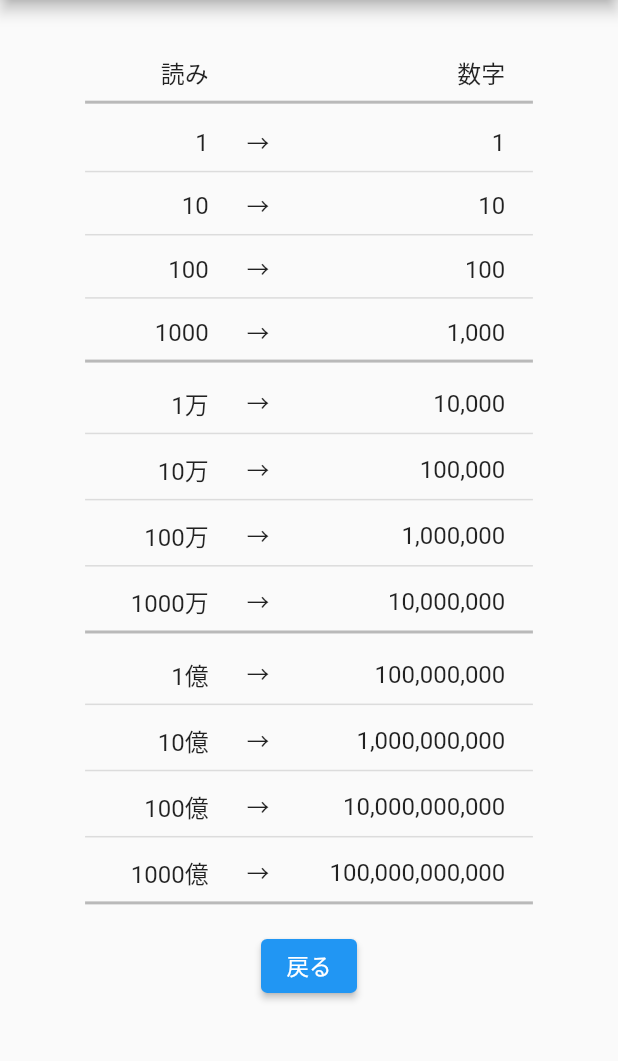
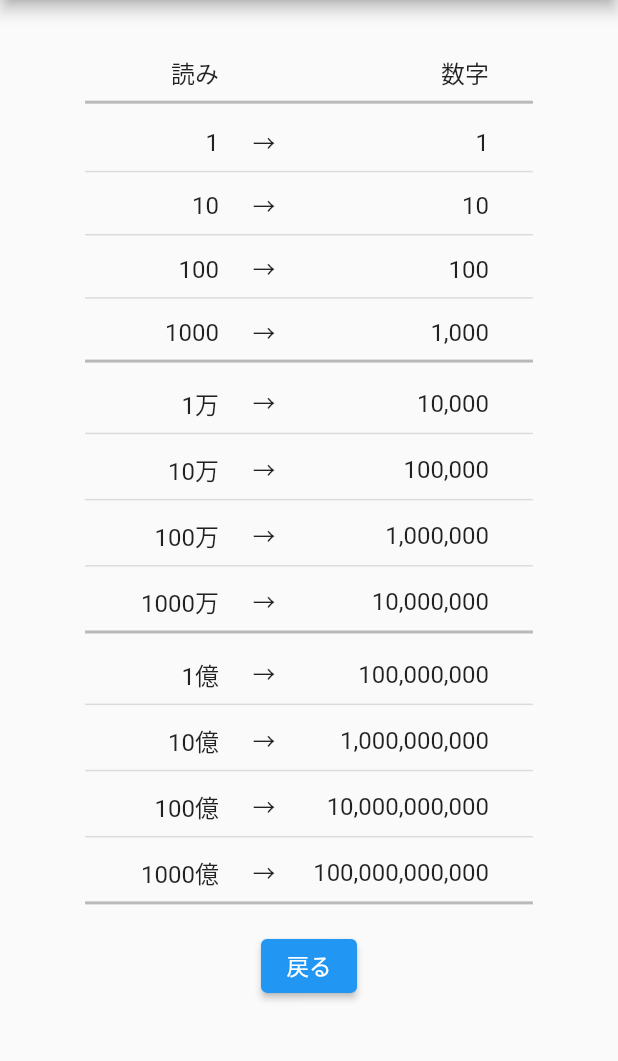
Before and after one commit to miyashiiii/number_read, a Flutter app: the HintPage screen opened by its route, on a phone screen of 412 x 824 dp, the part 84-1145 px from its top. Run offline on Flutter 3.47's test engine with Material 2 defaults, Android fonts, the phone set to English and light mode, and no system bars; our stand-ins replace page_transition, shared_preferences; accounts and stored records are empty.

Commit message:
change: adjust hint page layout

```diff
--- a/lib/hint_page.dart
+++ b/lib/hint_page.dart
@@ -38,11 +38,11 @@ class HintPage extends StatelessWidget {
           height: SizeConfig.getSizePerHeight(topMargin),
         ),
         Row(
-          mainAxisAlignment: MainAxisAlignment.start,
+          mainAxisAlignment: MainAxisAlignment.center,
           children: [
             Container(
                 alignment: Alignment.centerRight,
-                width: SizeConfig.getSizePerHeight(13),
+                width: 60,
                 child: Text(
                   key,
                   style: TextStyle(
@@ -51,11 +51,11 @@ class HintPage extends StatelessWidget {
                 )),
             Container(
                 alignment: Alignment.center,
-                width: SizeConfig.getSizePerHeight(8),
+                width: 60,
                 child: Text(isHeader ? "" : "→")),
             Container(
                 alignment: Alignment.centerRight,
-                width: SizeConfig.getSizePerHeight(16),
+                width: 120,
                 child: Text(
                   value,
                   style: TextStyle(
```
